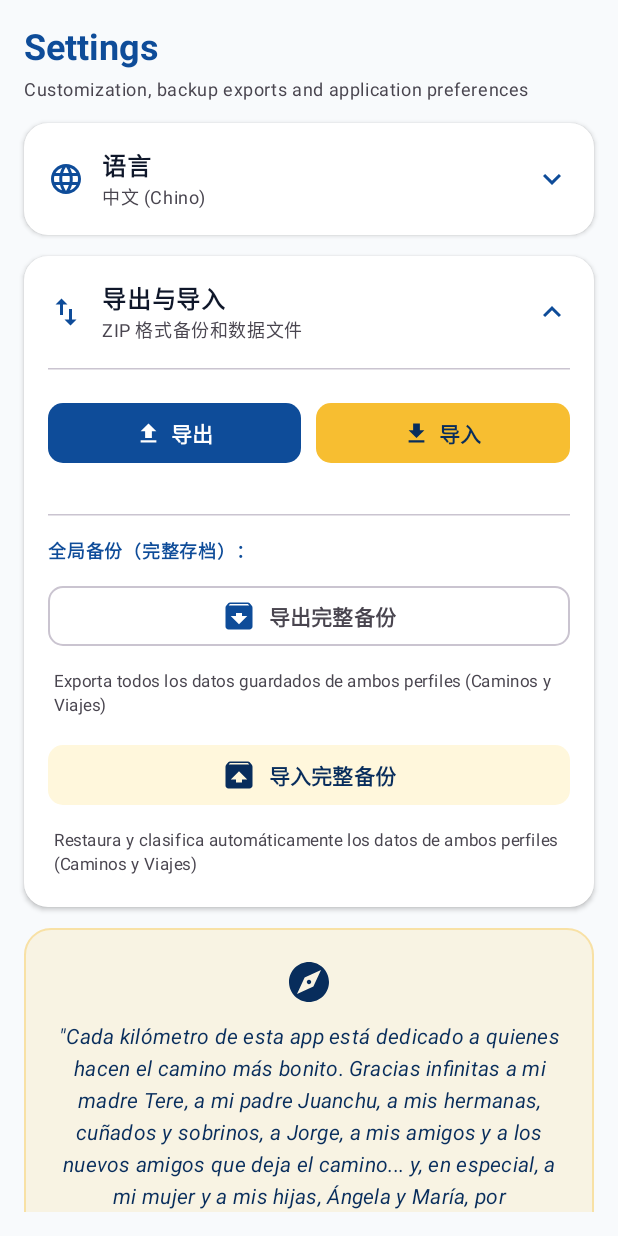
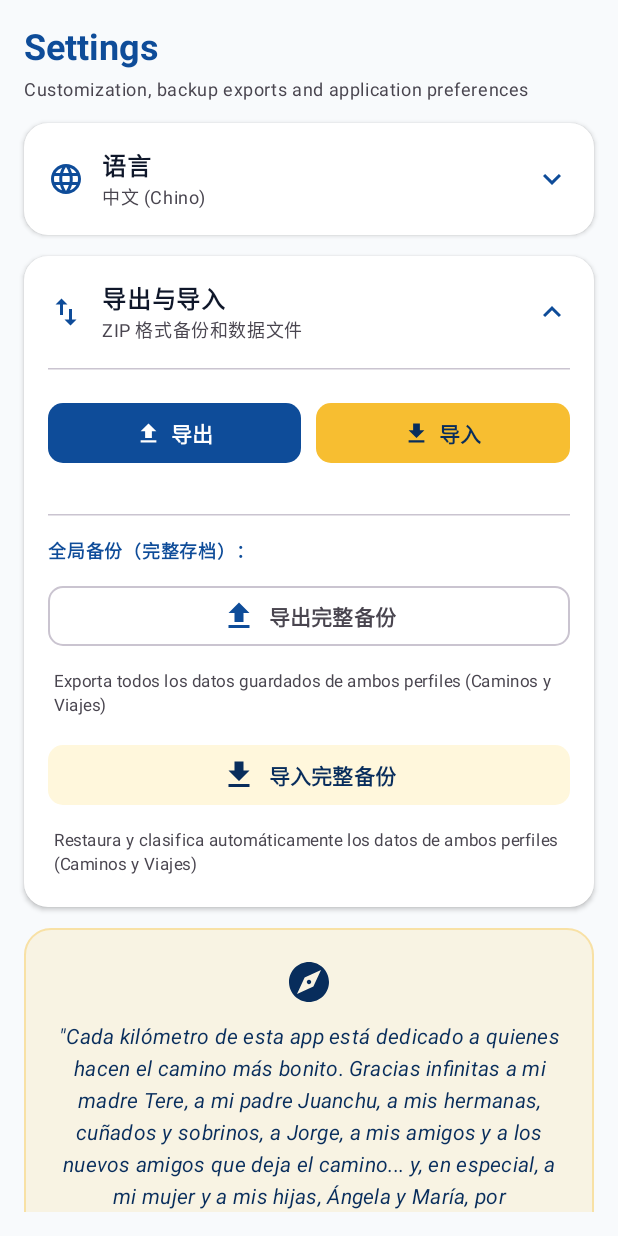
Before and after one commit to Makatum1/Ultreia, an Android app built with Jetpack Compose: the composable SettingsScreen shown on its own in the app's theme, after a tap on "导出与导入", on a phone screen of 412 x 824 dp. Run offline under Robolectric (Android 15) with nearby library versions, the phone set to English and light mode, and no system bars; 7 statements that could not run were skipped; 3 other taps on this screen came first.

Commit message:
Completar iconos de exportar (flecha arriba) e importar (flecha abajo) en backup completo y dialogos

```diff
--- a/app/src/main/java/com/example/MainActivity.kt
+++ b/app/src/main/java/com/example/MainActivity.kt
@@ -917,7 +917,7 @@ fun SettingsScreen(
                                 modifier = Modifier.fillMaxWidth(),
                                 shape = RoundedCornerShape(10.dp)
                             ) {
-                                Icon(Icons.Default.Archive, contentDescription = null, tint = CaminoBlue)
+                                Icon(Icons.Default.FileUpload, contentDescription = null, tint = CaminoBlue)
                                 Spacer(Modifier.width(8.dp))
                                 Text(viewModel.string("export_complete_backup"), fontWeight = FontWeight.Bold)
                             }
@@ -937,7 +937,7 @@ fun SettingsScreen(
                                 modifier = Modifier.fillMaxWidth(),
                                 shape = RoundedCornerShape(10.dp)
                             ) {
-                                Icon(Icons.Default.Unarchive, contentDescription = null)
+                                Icon(Icons.Default.FileDownload, contentDescription = null)
                                 Spacer(Modifier.width(8.dp))
                                 Text(viewModel.string("import_complete_backup"), fontWeight = FontWeight.Bold)
                             }
@@ -997,7 +997,7 @@ fun SettingsScreen(
             onDismissRequest = { showGlobalExportDialog = false },
             title = {
                 Row(verticalAlignment = Alignment.CenterVertically) {
-                    Icon(Icons.Default.Archive, contentDescription = null, tint = CaminoBlue)
+                    Icon(Icons.Default.FileUpload, contentDescription = null, tint = CaminoBlue)
                     Spacer(Modifier.width(8.dp))
                     Text("Copia de Seguridad Global", fontWeight = FontWeight.Bold, color = CaminoBlue)
                 }
```
